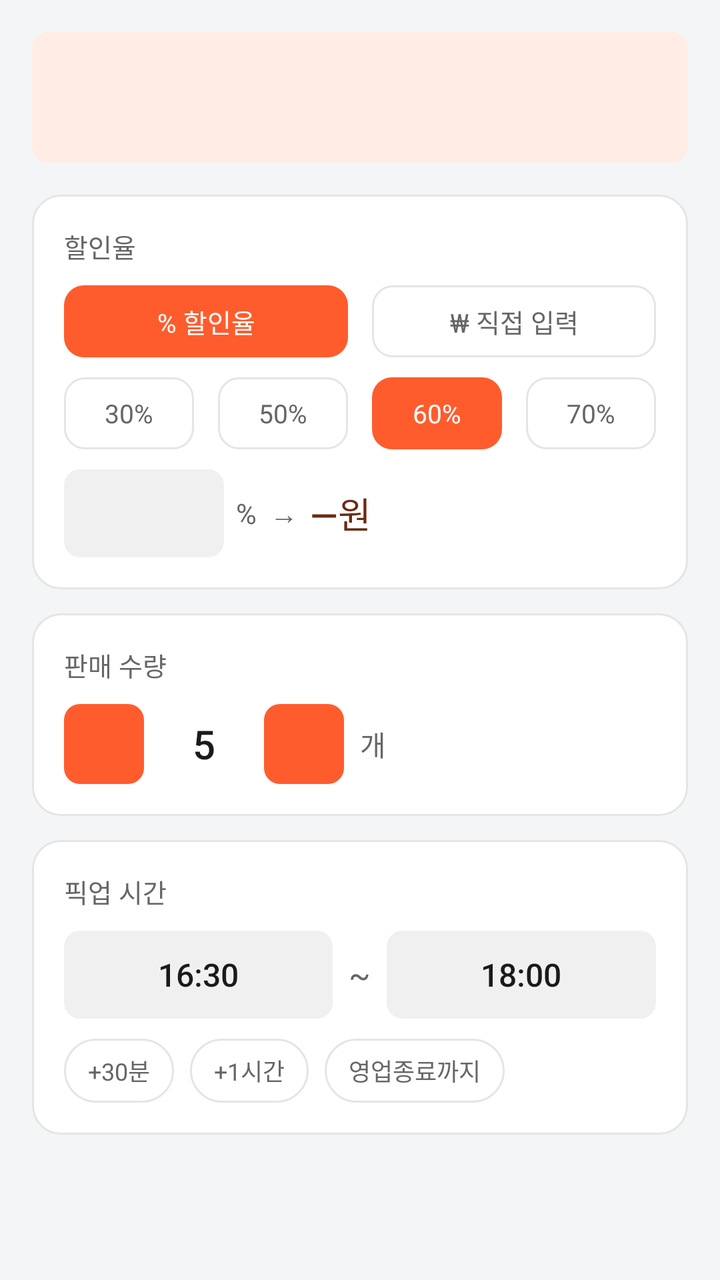
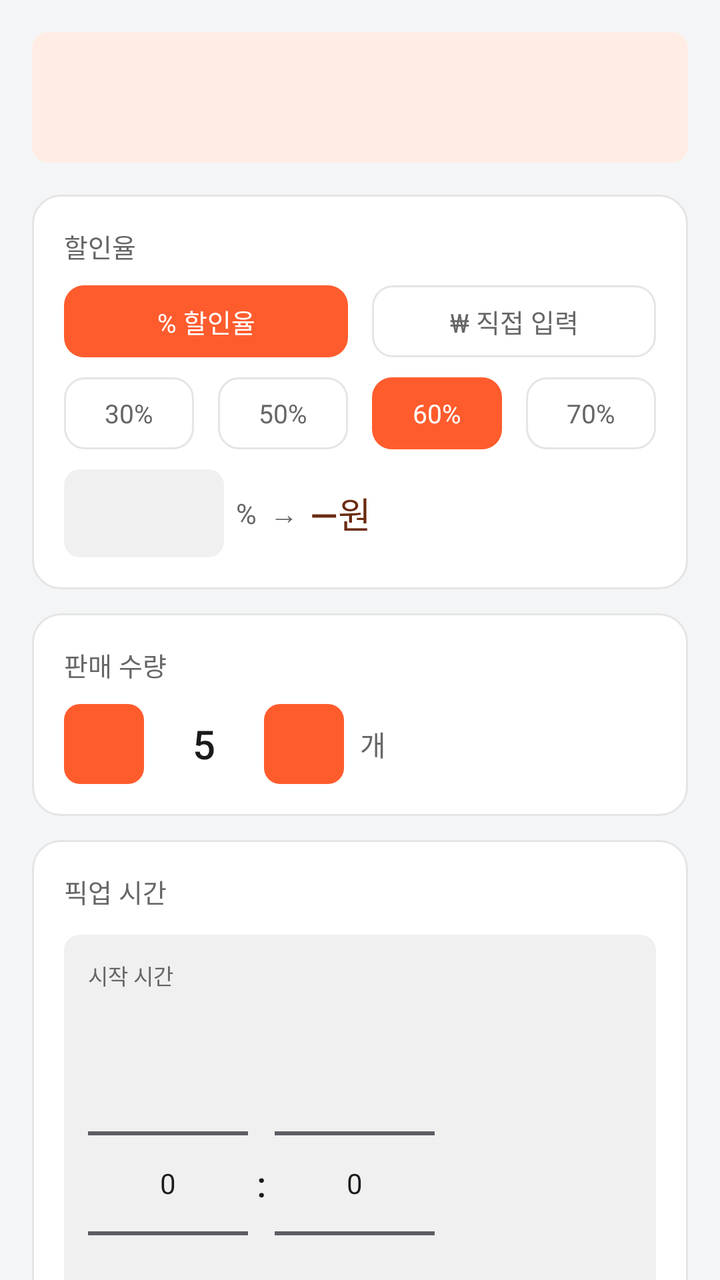

Compare the two renders of this Android layout. The source of the first and the diff that turns it into the second are given below.
<!-- AndroidManifest.xml: application theme Theme.Deuktemsiru_seller -->
<!-- res/layout/step_sale_details.xml -->
<?xml version="1.0" encoding="utf-8"?>

<androidx.core.widget.NestedScrollView
    xmlns:android="http://schemas.android.com/apk/res/android"
    android:layout_width="match_parent"
    android:layout_height="match_parent"
    android:background="@color/surface">

    <LinearLayout
        android:layout_width="match_parent"
        android:layout_height="wrap_content"
        android:orientation="vertical"
        android:padding="16dp">

        
        <LinearLayout
            android:id="@+id/card_selected_menu"
            android:layout_width="match_parent"
            android:layout_height="wrap_content"
            android:orientation="horizontal"
            android:gravity="center_vertical"
            android:background="@drawable/bg_rounded_primary_light"
            android:padding="14dp"
            android:layout_marginBottom="16dp">

            <TextView
                android:id="@+id/tv_selected_emoji"
                android:layout_width="36dp"
                android:layout_height="36dp"
                android:gravity="center"
                android:textSize="20sp" />

            <LinearLayout
                android:layout_width="0dp"
                android:layout_height="wrap_content"
                android:layout_weight="1"
                android:layout_marginStart="10dp"
                android:orientation="vertical">

                <TextView
                    android:id="@+id/tv_selected_name"
                    android:layout_width="wrap_content"
                    android:layout_height="wrap_content"
                    android:textSize="14sp"
                    android:textColor="@color/text"
                    android:fontFamily="sans-serif-medium" />

                <TextView
                    android:id="@+id/tv_selected_price"
                    android:layout_width="wrap_content"
                    android:layout_height="wrap_content"
                    android:layout_marginTop="2dp"
                    android:textSize="12sp"
                    android:textColor="@color/text_sub" />

            </LinearLayout>

        </LinearLayout>

        
        <LinearLayout
            android:layout_width="match_parent"
            android:layout_height="wrap_content"
            android:orientation="vertical"
            android:background="@drawable/bg_card_white"
            android:padding="16dp"
            android:layout_marginBottom="12dp">

            <TextView
                android:layout_width="wrap_content"
                android:layout_height="wrap_content"
                android:text="할인율"
                android:textSize="13sp"
                android:textColor="@color/text_sub"
                android:layout_marginBottom="10dp" />

            
            <LinearLayout
                android:layout_width="match_parent"
                android:layout_height="wrap_content"
                android:orientation="horizontal"
                android:layout_marginBottom="10dp">

                <TextView
                    android:id="@+id/btn_mode_rate"
                    android:layout_width="0dp"
                    android:layout_height="36dp"
                    android:layout_weight="1"
                    android:layout_marginEnd="6dp"
                    android:gravity="center"
                    android:text="% 할인율"
                    android:textSize="13sp"
                    android:background="@drawable/bg_discount_preset_selected"
                    android:textColor="@color/white"
                    android:clickable="true"
                    android:focusable="true" />

                <TextView
                    android:id="@+id/btn_mode_price"
                    android:layout_width="0dp"
                    android:layout_height="36dp"
                    android:layout_weight="1"
                    android:layout_marginStart="6dp"
                    android:gravity="center"
                    android:text="₩ 직접 입력"
                    android:textSize="13sp"
                    android:background="@drawable/bg_discount_preset_normal"
                    android:textColor="@color/text_sub"
                    android:clickable="true"
                    android:focusable="true" />

            </LinearLayout>

            
            <LinearLayout
                android:id="@+id/layout_rate_mode"
                android:layout_width="match_parent"
                android:layout_height="wrap_content"
                android:orientation="vertical"
                android:visibility="visible">

            <LinearLayout
                android:layout_width="match_parent"
                android:layout_height="wrap_content"
                android:orientation="horizontal">

                <TextView
                    android:id="@+id/preset_30"
                    android:layout_width="0dp"
                    android:layout_height="36dp"
                    android:layout_weight="1"
                    android:layout_marginEnd="6dp"
                    android:gravity="center"
                    android:text="30%"
                    android:textSize="13sp"
                    android:background="@drawable/bg_discount_preset_normal"
                    android:textColor="@color/text_sub"
                    android:clickable="true"
                    android:focusable="true" />

                <TextView
                    android:id="@+id/preset_50"
                    android:layout_width="0dp"
                    android:layout_height="36dp"
                    android:layout_weight="1"
                    android:layout_marginHorizontal="6dp"
                    android:gravity="center"
                    android:text="50%"
                    android:textSize="13sp"
                    android:background="@drawable/bg_discount_preset_normal"
                    android:textColor="@color/text_sub"
                    android:clickable="true"
                    android:focusable="true" />

                <TextView
                    android:id="@+id/preset_60"
                    android:layout_width="0dp"
                    android:layout_height="36dp"
                    android:layout_weight="1"
                    android:layout_marginHorizontal="6dp"
                    android:gravity="center"
                    android:text="60%"
                    android:textSize="13sp"
                    android:background="@drawable/bg_discount_preset_selected"
                    android:textColor="@color/white"
                    android:clickable="true"
                    android:focusable="true" />

                <TextView
                    android:id="@+id/preset_70"
                    android:layout_width="0dp"
                    android:layout_height="36dp"
                    android:layout_weight="1"
                    android:layout_marginStart="6dp"
                    android:gravity="center"
                    android:text="70%"
                    android:textSize="13sp"
                    android:background="@drawable/bg_discount_preset_normal"
                    android:textColor="@color/text_sub"
                    android:clickable="true"
                    android:focusable="true" />

            </LinearLayout>

            <LinearLayout
                android:layout_width="match_parent"
                android:layout_height="wrap_content"
                android:orientation="horizontal"
                android:gravity="center_vertical"
                android:layout_marginTop="10dp">

                <EditText
                    android:id="@+id/et_discount_rate"
                    android:layout_width="80dp"
                    android:layout_height="44dp"
                    android:background="@drawable/bg_rounded_muted"
                    android:gravity="center"
                    android:inputType="number"
                    android:maxLength="2"
                    android:singleLine="true"
                    android:textColor="@color/text"
                    android:textSize="16sp"
                    android:fontFamily="sans-serif-medium" />

                <TextView
                    android:layout_width="wrap_content"
                    android:layout_height="wrap_content"
                    android:layout_marginStart="6dp"
                    android:text="%  →"
                    android:textSize="14sp"
                    android:textColor="@color/text_sub" />

                <TextView
                    android:id="@+id/tv_discounted_price"
                    android:layout_width="0dp"
                    android:layout_height="wrap_content"
                    android:layout_weight="1"
                    android:layout_marginStart="6dp"
                    android:text="—원"
                    android:textSize="18sp"
                    android:textColor="@color/primary_dark"
                    android:fontFamily="sans-serif-medium" />

            </LinearLayout>

            </LinearLayout>

            
            <LinearLayout
                android:id="@+id/layout_price_mode"
                android:layout_width="match_parent"
                android:layout_height="wrap_content"
                android:orientation="vertical"
                android:visibility="gone">

                <EditText
                    android:id="@+id/et_direct_price"
                    android:layout_width="match_parent"
                    android:layout_height="44dp"
                    android:background="@drawable/bg_rounded_muted"
                    android:gravity="center"
                    android:hint="할인가 직접 입력 (원)"
                    android:inputType="number"
                    android:singleLine="true"
                    android:textColor="@color/text"
                    android:textSize="16sp"
                    android:fontFamily="sans-serif-medium" />

            </LinearLayout>

        </LinearLayout>

        
        <LinearLayout
            android:layout_width="match_parent"
            android:layout_height="wrap_content"
            android:orientation="vertical"
            android:background="@drawable/bg_card_white"
            android:padding="16dp"
            android:layout_marginBottom="12dp">

            <TextView
                android:layout_width="wrap_content"
                android:layout_height="wrap_content"
                android:text="판매 수량"
                android:textSize="13sp"
                android:textColor="@color/text_sub"
                android:layout_marginBottom="10dp" />

            <LinearLayout
                android:layout_width="wrap_content"
                android:layout_height="wrap_content"
                android:orientation="horizontal"
                android:gravity="center_vertical">

                <Button
                    android:id="@+id/btn_qty_minus"
                    android:layout_width="40dp"
                    android:layout_height="40dp"
                    android:background="@drawable/bg_rounded_muted"
                    android:insetTop="0dp"
                    android:insetBottom="0dp"
                    android:stateListAnimator="@null"
                    android:text="−"
                    android:textSize="18sp"
                    android:textColor="@color/text" />

                <TextView
                    android:id="@+id/tv_quantity"
                    android:layout_width="60dp"
                    android:layout_height="wrap_content"
                    android:gravity="center"
                    android:text="5"
                    android:textSize="20sp"
                    android:textColor="@color/text"
                    android:fontFamily="sans-serif-medium" />

                <Button
                    android:id="@+id/btn_qty_plus"
                    android:layout_width="40dp"
                    android:layout_height="40dp"
                    android:background="@drawable/bg_rounded_muted"
                    android:insetTop="0dp"
                    android:insetBottom="0dp"
                    android:stateListAnimator="@null"
                    android:text="+"
                    android:textSize="18sp"
                    android:textColor="@color/text" />

                <TextView
                    android:layout_width="wrap_content"
                    android:layout_height="wrap_content"
                    android:layout_marginStart="8dp"
                    android:text="개"
                    android:textSize="14sp"
                    android:textColor="@color/text_sub" />

            </LinearLayout>

        </LinearLayout>

        
        <LinearLayout
            android:layout_width="match_parent"
            android:layout_height="wrap_content"
            android:orientation="vertical"
            android:background="@drawable/bg_card_white"
            android:padding="16dp"
            android:layout_marginBottom="12dp">

            <TextView
                android:layout_width="wrap_content"
                android:layout_height="wrap_content"
                android:text="픽업 시간"
                android:textSize="13sp"
                android:textColor="@color/text_sub"
                android:layout_marginBottom="10dp" />

            <LinearLayout
                android:layout_width="match_parent"
                android:layout_height="wrap_content"
                android:orientation="horizontal"
                android:gravity="center_vertical">

                <LinearLayout
                    android:id="@+id/container_pickup_start"
                    android:layout_width="0dp"
                    android:layout_height="44dp"
                    android:layout_weight="1"
                    android:background="@drawable/bg_rounded_muted"
                    android:gravity="center"
                    android:clickable="true"
                    android:focusable="true">

                    <TextView
                        android:id="@+id/tv_pickup_start"
                        android:layout_width="wrap_content"
                        android:layout_height="wrap_content"
                        android:text="16:30"
                        android:textSize="16sp"
                        android:textColor="@color/text"
                        android:fontFamily="sans-serif-medium" />

                </LinearLayout>

                <TextView
                    android:layout_width="wrap_content"
                    android:layout_height="wrap_content"
                    android:paddingHorizontal="8dp"
                    android:text="~"
                    android:textSize="16sp"
                    android:textColor="@color/text_sub" />

                <LinearLayout
                    android:id="@+id/container_pickup_end"
                    android:layout_width="0dp"
                    android:layout_height="44dp"
                    android:layout_weight="1"
                    android:background="@drawable/bg_rounded_muted"
                    android:gravity="center"
                    android:clickable="true"
                    android:focusable="true">

                    <TextView
                        android:id="@+id/tv_pickup_end"
                        android:layout_width="wrap_content"
                        android:layout_height="wrap_content"
                        android:text="18:00"
                        android:textSize="16sp"
                        android:textColor="@color/text"
                        android:fontFamily="sans-serif-medium" />

                </LinearLayout>

            </LinearLayout>

            <LinearLayout
                android:layout_width="match_parent"
                android:layout_height="wrap_content"
                android:orientation="horizontal"
                android:layout_marginTop="10dp">

                <TextView
                    android:id="@+id/chip_30min"
                    android:layout_width="wrap_content"
                    android:layout_height="32dp"
                    android:layout_marginEnd="8dp"
                    android:background="@drawable/bg_chip_unselected"
                    android:gravity="center"
                    android:paddingHorizontal="12dp"
                    android:text="+30분"
                    android:textSize="12sp"
                    android:textColor="@color/text_sub"
                    android:clickable="true"
                    android:focusable="true" />

                <TextView
                    android:id="@+id/chip_1hour"
                    android:layout_width="wrap_content"
                    android:layout_height="32dp"
                    android:layout_marginEnd="8dp"
                    android:background="@drawable/bg_chip_unselected"
                    android:gravity="center"
                    android:paddingHorizontal="12dp"
                    android:text="+1시간"
                    android:textSize="12sp"
                    android:textColor="@color/text_sub"
                    android:clickable="true"
                    android:focusable="true" />

                <TextView
                    android:id="@+id/chip_until_close"
                    android:layout_width="wrap_content"
                    android:layout_height="32dp"
                    android:background="@drawable/bg_chip_unselected"
                    android:gravity="center"
                    android:paddingHorizontal="12dp"
                    android:text="영업종료까지"
                    android:textSize="12sp"
                    android:textColor="@color/text_sub"
                    android:clickable="true"
                    android:focusable="true" />

            </LinearLayout>

        </LinearLayout>

    </LinearLayout>

</androidx.core.widget.NestedScrollView>
<!-- resources referenced by this layout -->
<resources>
  <color name="primary_dark">#FF6B2B12</color>
  <color name="surface">#FFF4F5F7</color>
  <color name="text">#FF1A1A1A</color>
  <color name="text_sub">#FF666666</color>
  <color name="white">#FFFFFFFF</color>
  <!-- drawable bg_card_white (drawable) -->
  <?xml version="1.0" encoding="utf-8"?>
  
  <shape xmlns:android="http://schemas.android.com/apk/res/android"
      android:shape="rectangle">
      <solid android:color="#FFFFFF" />
      <stroke android:width="1dp" android:color="#E5E5E5" />
      <corners android:radius="14dp" />
  </shape>
  <!-- drawable bg_chip_unselected (drawable) -->
  <?xml version="1.0" encoding="utf-8"?>
  
  <shape xmlns:android="http://schemas.android.com/apk/res/android"
      android:shape="rectangle">
      <solid android:color="#FFFFFF" />
      <stroke android:width="1dp" android:color="#E5E5E5" />
      <corners android:radius="20dp" />
  </shape>
  <!-- drawable bg_discount_preset_normal (drawable) -->
  <?xml version="1.0" encoding="utf-8"?>
  
  <shape xmlns:android="http://schemas.android.com/apk/res/android"
      android:shape="rectangle">
      <solid android:color="#FFFFFF" />
      <stroke android:width="1dp" android:color="#E5E5E5" />
      <corners android:radius="10dp" />
  </shape>
  <!-- drawable bg_discount_preset_selected (drawable) -->
  <?xml version="1.0" encoding="utf-8"?>
  
  <shape xmlns:android="http://schemas.android.com/apk/res/android"
      android:shape="rectangle">
      <solid android:color="#FF5C2E" />
      <corners android:radius="10dp" />
  </shape>
  <!-- drawable bg_rounded_muted (drawable) -->
  <?xml version="1.0" encoding="utf-8"?>
  
  <shape xmlns:android="http://schemas.android.com/apk/res/android"
      android:shape="rectangle">
      <solid android:color="#F0F0F0" />
      <corners android:radius="8dp" />
  </shape>
  <!-- drawable bg_rounded_primary_light (drawable) -->
  <?xml version="1.0" encoding="utf-8"?>
  
  <shape xmlns:android="http://schemas.android.com/apk/res/android"
      android:shape="rectangle">
      <solid android:color="#FFEDE5" />
      <corners android:radius="8dp" />
  </shape>
  <style name="Theme.Deuktemsiru_seller" parent="Base.Theme.Deuktemsiru_seller" />
  <style name="Base.Theme.Deuktemsiru_seller" parent="Theme.Material3.Light.NoActionBar">
          <item name="colorPrimary">@color/primary</item>
          <item name="colorPrimaryVariant">@color/primary_dark</item>
          <item name="colorOnPrimary">@color/white</item>
          <item name="colorSurface">@color/surface</item>
          <item name="android:colorBackground">@color/surface</item>
          <item name="android:fontFamily">sans-serif</item>
          <item name="bottomNavigationStyle">@style/Widget.App.BottomNav</item>
      </style>
  <color name="primary">#FFFF5C2E</color>
  <style name="Widget.App.BottomNav" parent="Widget.Material3.BottomNavigationView">
          <item name="itemIconTint">@color/bottom_nav_color</item>
          <item name="itemTextColor">@color/bottom_nav_color</item>
          <item name="itemActiveIndicatorStyle">@style/Widget.App.ActiveIndicator</item>
      </style>
  <style name="Widget.App.ActiveIndicator" parent="Widget.Material3.BottomNavigationView.ActiveIndicator">
          <item name="android:color">@color/primary_light</item>
      </style>
  <color name="primary_light">#FFFFEDE5</color>
</resources>

<!-- the commit's change to res/layout/step_sale_details.xml (unified diff, before → after) -->
@@ -334,115 +334,103 @@
                 android:text="픽업 시간"
                 android:textSize="13sp"
                 android:textColor="@color/text_sub"
-                android:layout_marginBottom="10dp" />
-
-            <LinearLayout
-                android:layout_width="match_parent"
-                android:layout_height="wrap_content"
-                android:orientation="horizontal"
-                android:gravity="center_vertical">
+                android:layout_marginBottom="12dp" />
+
+            
+            <LinearLayout
+                android:id="@+id/container_pickup_start"
+                android:layout_width="match_parent"
+                android:layout_height="wrap_content"
+                android:orientation="vertical"
+                android:background="@drawable/bg_rounded_muted"
+                android:padding="12dp"
+                android:layout_marginBottom="8dp"
+                android:clickable="false"
+                android:focusable="false">
+
+                <TextView
+                    android:layout_width="wrap_content"
+                    android:layout_height="wrap_content"
+                    android:text="시작 시간"
+                    android:textSize="11sp"
+                    android:textColor="@color/text_sub"
+                    android:layout_marginBottom="6dp" />
 
                 <LinearLayout
-                    android:id="@+id/container_pickup_start"
-                    android:layout_width="0dp"
-                    android:layout_height="44dp"
-                    android:layout_weight="1"
-                    android:background="@drawable/bg_rounded_muted"
-                    android:gravity="center"
-                    android:clickable="true"
-                    android:focusable="true">
+                    android:layout_width="wrap_content"
+                    android:layout_height="wrap_content"
+                    android:orientation="horizontal"
+                    android:gravity="center_vertical">
+
+                    <NumberPicker
+                        android:id="@+id/picker_start_hour"
+                        android:layout_width="80dp"
+                        android:layout_height="wrap_content" />
 
                     <TextView
-                        android:id="@+id/tv_pickup_start"
                         android:layout_width="wrap_content"
                         android:layout_height="wrap_content"
-                        android:text="16:30"
-                        android:textSize="16sp"
+                        android:text=" : "
+                        android:textSize="18sp"
                         android:textColor="@color/text"
                         android:fontFamily="sans-serif-medium" />
 
+                    <NumberPicker
+                        android:id="@+id/picker_start_minute"
+                        android:layout_width="80dp"
+                        android:layout_height="wrap_content" />
+
                 </LinearLayout>
 
-                <TextView
-                    android:layout_width="wrap_content"
-                    android:layout_height="wrap_content"
-                    android:paddingHorizontal="8dp"
-                    android:text="~"
-                    android:textSize="16sp"
-                    android:textColor="@color/text_sub" />
+            </LinearLayout>
+
+            
+            <LinearLayout
+                android:id="@+id/container_pickup_end"
+                android:layout_width="match_parent"
+                android:layout_height="wrap_content"
+                android:orientation="vertical"
+                android:background="@drawable/bg_rounded_muted"
+                android:padding="12dp"
+                android:clickable="false"
+                android:focusable="false">
+
+                <TextView
+                    android:layout_width="wrap_content"
+                    android:layout_height="wrap_content"
+                    android:text="마감 시간"
+                    android:textSize="11sp"
+                    android:textColor="@color/text_sub"
+                    android:layout_marginBottom="6dp" />
 
                 <LinearLayout
-                    android:id="@+id/container_pickup_end"
-                    android:layout_width="0dp"
-                    android:layout_height="44dp"
-                    android:layout_weight="1"
-                    android:background="@drawable/bg_rounded_muted"
-                    android:gravity="center"
-                    android:clickable="true"
-                    android:focusable="true">
+                    android:layout_width="wrap_content"
+                    android:layout_height="wrap_content"
+                    android:orientation="horizontal"
+                    android:gravity="center_vertical">
+
+                    <NumberPicker
+                        android:id="@+id/picker_end_hour"
+                        android:layout_width="80dp"
+                        android:layout_height="wrap_content" />
 
                     <TextView
-                        android:id="@+id/tv_pickup_end"
                         android:layout_width="wrap_content"
                         android:layout_height="wrap_content"
-                        android:text="18:00"
-                        android:textSize="16sp"
+                        android:text=" : "
+                        android:textSize="18sp"
                         android:textColor="@color/text"
                         android:fontFamily="sans-serif-medium" />
 
+                    <NumberPicker
+                        android:id="@+id/picker_end_minute"
+                        android:layout_width="80dp"
+                        android:layout_height="wrap_content" />
+
                 </LinearLayout>
 
             </LinearLayout>
 
-            <LinearLayout
-                android:layout_width="match_parent"
-                android:layout_height="wrap_content"
-                android:orientation="horizontal"
-                android:layout_marginTop="10dp">
-
-                <TextView
-                    android:id="@+id/chip_30min"
-                    android:layout_width="wrap_content"
-                    android:layout_height="32dp"
-                    android:layout_marginEnd="8dp"
-                    android:background="@drawable/bg_chip_unselected"
-                    android:gravity="center"
-                    android:paddingHorizontal="12dp"
-                    android:text="+30분"
-                    android:textSize="12sp"
-                    android:textColor="@color/text_sub"
-                    android:clickable="true"
-                    android:focusable="true" />
-
-                <TextView
-                    android:id="@+id/chip_1hour"
-                    android:layout_width="wrap_content"
-                    android:layout_height="32dp"
-                    android:layout_marginEnd="8dp"
-                    android:background="@drawable/bg_chip_unselected"
-                    android:gravity="center"
-                    android:paddingHorizontal="12dp"
-                    android:text="+1시간"
-                    android:textSize="12sp"
-                    android:textColor="@color/text_sub"
-                    android:clickable="true"
-                    android:focusable="true" />
-
-                <TextView
-                    android:id="@+id/chip_until_close"
-                    android:layout_width="wrap_content"
-                    android:layout_height="32dp"
-                    android:background="@drawable/bg_chip_unselected"
-                    android:gravity="center"
-                    android:paddingHorizontal="12dp"
-                    android:text="영업종료까지"
-                    android:textSize="12sp"
-                    android:textColor="@color/text_sub"
-                    android:clickable="true"
-                    android:focusable="true" />
-
-            </LinearLayout>
-
         </LinearLayout>
 
     </LinearLayout>
<!-- resource entries referenced after the edit -->
@@ -13,15 +13,6 @@
       <solid android:color="#FFFFFF" />
       <stroke android:width="1dp" android:color="#E5E5E5" />
       <corners android:radius="14dp" />
-  </shape>
-  <!-- drawable bg_chip_unselected (drawable) -->
-  <?xml version="1.0" encoding="utf-8"?>
-  
-  <shape xmlns:android="http://schemas.android.com/apk/res/android"
-      android:shape="rectangle">
-      <solid android:color="#FFFFFF" />
-      <stroke android:width="1dp" android:color="#E5E5E5" />
-      <corners android:radius="20dp" />
   </shape>
   <!-- drawable bg_discount_preset_normal (drawable) -->
   <?xml version="1.0" encoding="utf-8"?>
